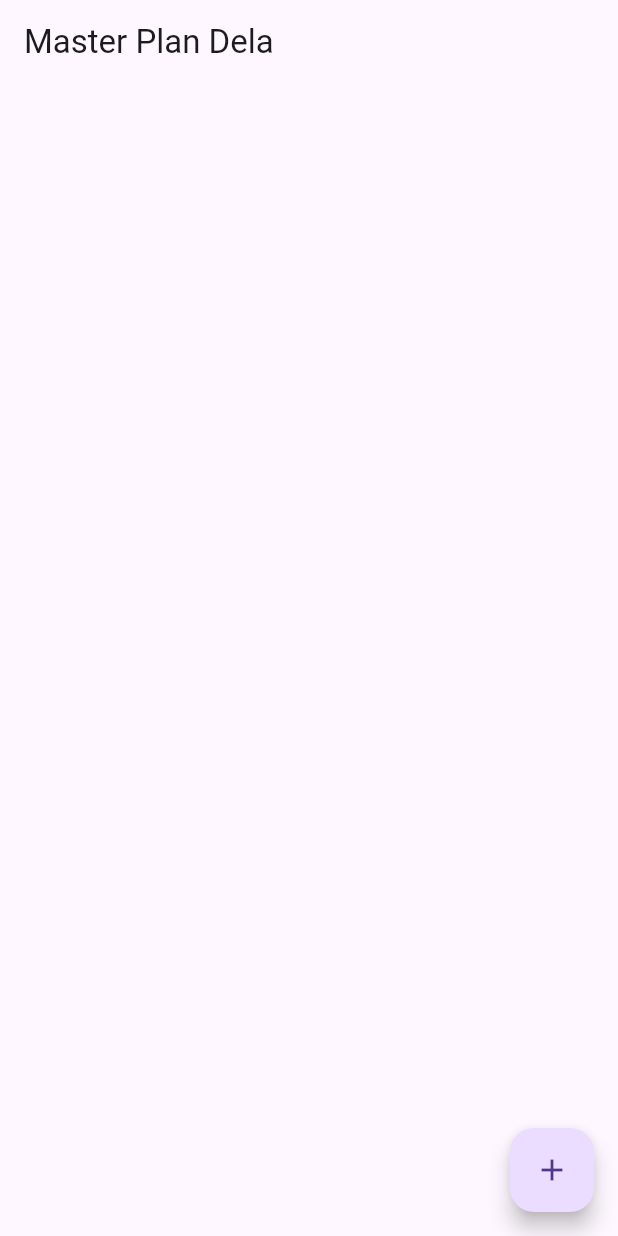
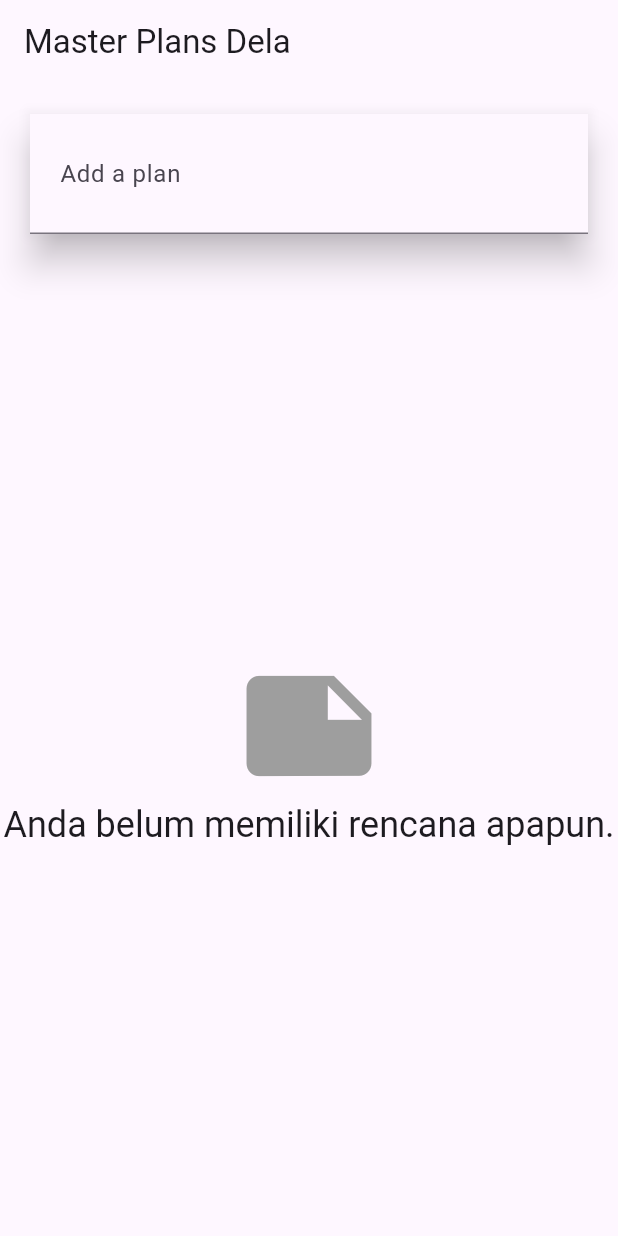
Before and after one commit to delafarahita/mobile-prog, a Flutter app: the screen it shows after launch, on a phone screen of 412 x 824 dp. Run offline on Flutter 3.47's test engine with Material 3 defaults, Android fonts, the phone set to English and light mode, and no system bars.

Commit message:
pertemuan10

```diff
--- a/pertemuan10/master_plan/lib/main.dart
+++ b/pertemuan10/master_plan/lib/main.dart
@@ -1,16 +1,22 @@
 import 'package:flutter/material.dart';
-import './views/plan_screen.dart';
+import 'provider/plan_provider.dart';
+import 'views/plan_creator_screen.dart';
 
-void main() => runApp(MasterPlanApp());
+void main() {
+  runApp(MyApp());
+}
 
-class MasterPlanApp extends StatelessWidget {
-  const MasterPlanApp({super.key});
-
+class MyApp extends StatelessWidget {
   @override
   Widget build(BuildContext context) {
-    return MaterialApp(
-     theme: ThemeData(primarySwatch: Colors.purple),
-     home: PlanScreen(),
+    return PlanProvider(
+      child: MaterialApp(
+        title: 'Master Plan App',
+        theme: ThemeData(
+          primarySwatch: Colors.purple,
+        ),
+        home: PlanCreatorScreen(),
+      ),
     );
   }
 }
--- a/pertemuan10/master_plan/lib/models/plan.dart
+++ b/pertemuan10/master_plan/lib/models/plan.dart
@@ -1,8 +1,15 @@
-import './task.dart';
+import 'package:master_plan/models/task.dart';
 
 class Plan {
   final String name;
   final List<Task> tasks;
 
   const Plan({this.name = '', this.tasks = const []});
+
+  int get completedCount => tasks
+    .where((task) => task.complete)
+    .length;
+
+  String get completenessMessage =>
+    '$completedCount out of ${tasks.length} tasks';
 }
--- /dev/null
+++ b/pertemuan10/master_plan/lib/provider/plan_provider.dart
@@ -0,0 +1,20 @@
+import 'package:flutter/material.dart';
+import '../models/data_layer.dart'; // Pastikan path model benar
+
+class PlanProvider extends InheritedWidget {
+  final ValueNotifier<List<Plan>> notifier = ValueNotifier<List<Plan>>([]);
+
+  PlanProvider({super.key, required super.child});
+
+  static ValueNotifier<List<Plan>> of(BuildContext context) {
+    final PlanProvider? result =
+        context.dependOnInheritedWidgetOfExactType<PlanProvider>();
+    assert(result != null, 'No PlanProvider found in context');
+    return result!.notifier;
+  }
+
+  @override
+  bool updateShouldNotify(covariant InheritedWidget oldWidget) {
+    return true;
+  }
+}
--- /dev/null
+++ b/pertemuan10/master_plan/lib/views/plan_creator_screen.dart
@@ -0,0 +1,108 @@
+import 'package:flutter/material.dart';
+import '../models/data_layer.dart';
+import '../provider/plan_provider.dart';
+import 'plan_screen.dart';
+
+class PlanCreatorScreen extends StatefulWidget {
+  const PlanCreatorScreen({super.key});
+
+  @override
+  _PlanCreatorScreenState createState() => _PlanCreatorScreenState();
+}
+
+class _PlanCreatorScreenState extends State<PlanCreatorScreen> {
+  // Langkah 10: Deklarasi TextEditingController untuk inputan plan baru
+  final textController = TextEditingController();
+
+  @override
+  void dispose() {
+    // Langkah 10: Dispose TextEditingController ketika widget unmounted
+    textController.dispose();
+    super.dispose();
+  }
+
+  @override
+  Widget build(BuildContext context) {
+    // Langkah 11: Scaffold dengan AppBar dan layout untuk menambah dan menampilkan plan
+    return Scaffold(
+      appBar: AppBar(title: const Text('Master Plans Dela')),
+      body: Column(
+        children: [
+          _buildListCreator(), // Menambahkan form untuk menambah plan baru
+          Expanded(child: _buildMasterPlans()) // Menampilkan daftar plan yang ada
+        ],
+      ),
+    );
+  }
+
+  // Langkah 12: Widget untuk menambahkan plan baru
+  Widget _buildListCreator() {
+    return Padding(
+      padding: const EdgeInsets.all(20.0),
+      child: Material(
+        color: Theme.of(context).cardColor,
+        elevation: 10,
+        child: TextField(
+          controller: textController,
+          decoration: const InputDecoration(
+            labelText: 'Add a plan',
+            contentPadding: EdgeInsets.all(20),
+          ),
+          onEditingComplete: addPlan, // Menambah plan ketika selesai mengetik
+        ),
+      ),
+    );
+  }
+
+  // Langkah 13: Method untuk menambah plan baru
+  void addPlan() {
+    final text = textController.text;
+    if (text.isEmpty) {
+      return;
+    }
+    final plan = Plan(name: text, tasks: []);
+    ValueNotifier<List<Plan>> planNotifier = PlanProvider.of(context);
+    planNotifier.value = List<Plan>.from(planNotifier.value)..add(plan);
+    textController.clear(); // Mengosongkan input field
+    FocusScope.of(context).requestFocus(FocusNode()); // Menyembunyikan keyboard
+    setState(() {}); // Memperbarui tampilan
+  }
+
+  // Langkah 14: Widget untuk menampilkan daftar plan yang ada
+  Widget _buildMasterPlans() {
+    ValueNotifier<List<Plan>> planNotifier = PlanProvider.of(context);
+    List<Plan> plans = planNotifier.value;
+
+    if (plans.isEmpty) {
+      // Menampilkan pesan jika tidak ada plan
+      return Column(
+        mainAxisAlignment: MainAxisAlignment.center,
+        children: <Widget>[
+          const Icon(Icons.note, size: 100, color: Colors.grey),
+          Text(
+            'Anda belum memiliki rencana apapun.',
+            style: Theme.of(context).textTheme.headlineSmall,
+          ),
+        ],
+      );
+    }
+    // Menampilkan daftar plan yang sudah ada
+    return ListView.builder(
+      itemCount: plans.length,
+      itemBuilder: (context, index) {
+        final plan = plans[index];
+        return ListTile(
+          title: Text(plan.name),
+          subtitle: Text(plan.completenessMessage),
+          onTap: () {
+            Navigator.of(context).push(
+              MaterialPageRoute(
+                builder: (_) => PlanScreen(plan: plan), // Menavigasi ke PlanScreen
+              ),
+            );
+          },
+        );
+      },
+    );
+  }
+}
--- a/pertemuan10/master_plan/lib/views/plan_screen.dart
+++ b/pertemuan10/master_plan/lib/views/plan_screen.dart
@@ -1,115 +1,147 @@
-import '../models/data_layer.dart';
 import 'package:flutter/material.dart';
+import '../models/data_layer.dart'; // Pastikan path model benar
+import '../provider/plan_provider.dart';
 
-class PlanScreen extends StatefulWidget {
-  const PlanScreen({super.key});
-
-  @override
-  State createState() => _PlanScreenState();
-}
-
-class _PlanScreenState extends State<PlanScreen> {
-  Plan plan = const Plan();
+class PlanScreen extends StatelessWidget {
+  final Plan plan;
+  const PlanScreen({super.key, required this.plan});
 
   @override
   Widget build(BuildContext context) {
+    // Mendapatkan ValueNotifier<List<Plan>> untuk mendengarkan perubahan list plan
+    ValueNotifier<List<Plan>> plansNotifier = PlanProvider.of(context);
+
     return Scaffold(
-      appBar: AppBar(title: const Text('Master Plan Dela')),
-      body: _buildList(),
-      floatingActionButton: _buildAddTaskButton(),
+      appBar: AppBar(title: Text(plan.name)),
+      body: ValueListenableBuilder<List<Plan>>(
+        valueListenable: plansNotifier,
+        builder: (context, plans, child) {
+          if (plans.isEmpty) {
+            return Center(child: Text('No plans available.'));
+          }
+
+          // Mencari plan yang sesuai berdasarkan nama plan
+          Plan currentPlan = plans.firstWhere(
+            (p) => p.name == plan.name,
+            orElse: () => Plan(
+                name: 'Plan Not Found',
+                tasks: []), // Menghindari kesalahan jika plan tidak ditemukan
+          );
+
+          return Column(
+            children: [
+              Expanded(
+                  child: _buildList(currentPlan)), // Menampilkan daftar task
+              SafeArea(
+                  child: Text(currentPlan
+                      .completenessMessage)), // Menampilkan pesan kesempurnaan
+            ],
+          );
+        },
+      ),
+      floatingActionButton:
+          _buildAddTaskButton(context), // Tombol untuk menambah task
     );
   }
 
-  // Langkah 7: Buat Method _buildAddTaskButton()
-  Widget _buildAddTaskButton() {
+  Widget _buildList(Plan plan) {
+    // Pastikan bahwa tasks tidak kosong sebelum menampilkan
+    if (plan.tasks.isEmpty) {
+      return Center(child: Text('No tasks available.'));
+    }
+
+    return ListView.builder(
+      itemCount: plan.tasks.length,
+      itemBuilder: (context, index) =>
+          _buildTaskTile(plan.tasks[index], index, context),
+    );
+  }
+
+  // Menambahkan task baru ke dalam plan
+  Widget _buildAddTaskButton(BuildContext context) {
+    ValueNotifier<List<Plan>> planNotifier = PlanProvider.of(context);
     return FloatingActionButton(
       child: const Icon(Icons.add),
       onPressed: () {
-        setState(() {
-          plan = Plan(
-            name: plan.name,
-            tasks: List<Task>.from(plan.tasks)..add(const Task()),
+        Plan currentPlan = plan;
+        // Mencari index plan yang sesuai
+        int planIndex =
+            planNotifier.value.indexWhere((p) => p.name == currentPlan.name);
+
+        if (planIndex == -1) {
+          return; // Jika plan tidak ditemukan, tidak lakukan apapun
+        }
+
+        List<Task> updatedTasks = List<Task>.from(currentPlan.tasks)
+          ..add(Task(description: 'New Task', complete: false)); // Tambah task baru dengan deskripsi default
+        planNotifier.value = List<Plan>.from(planNotifier.value)
+          ..[planIndex] = Plan(
+            name: currentPlan.name,
+            tasks: updatedTasks,
           );
-        });
       },
     );
   }
 
-  // Langkah 8: Buat Widget _buildList()
-  // Widget _buildList() {
-  //   return ListView.builder(
-  //     itemCount: plan.tasks.length,
-  //     itemBuilder: (context, index) =>
-  //         _buildTaskTile(plan.tasks[index], index),
-  //   );
-  // }
+  // Membuat tile untuk menampilkan dan mengedit task
+  Widget _buildTaskTile(Task task, int index, BuildContext context) {
+    ValueNotifier<List<Plan>> planNotifier = PlanProvider.of(context);
 
-  // Langkah 9: Buat Widget _buildTaskTile
-  Widget _buildTaskTile(Task task, int index) {
     return ListTile(
       leading: Checkbox(
         value: task.complete,
         onChanged: (selected) {
-          setState(() {
-            plan = Plan(
-              name: plan.name,
-              tasks: List<Task>.from(plan.tasks)
-                ..[index] = Task(
-                  description: task.description,
-                  complete: selected ?? false,
-                ),
+          Plan currentPlan = plan;
+          // Menemukan index plan yang sesuai dan memperbarui status task
+          int planIndex =
+              planNotifier.value.indexWhere((p) => p.name == currentPlan.name);
+
+          if (planIndex == -1 || index >= currentPlan.tasks.length) {
+            return; // Jika plan atau task tidak ditemukan, tidak lakukan apapun
+          }
+
+          // Memperbarui status checkbox untuk task yang dipilih
+          List<Task> updatedTasks = List<Task>.from(currentPlan.tasks);
+          updatedTasks[index] = Task(
+            description: task.description,
+            complete: selected ?? false,
+          );
+
+          // Memperbarui task dalam plan
+          planNotifier.value = List<Plan>.from(planNotifier.value)
+            ..[planIndex] = Plan(
+              name: currentPlan.name,
+              tasks: updatedTasks,
             );
-          });
         },
       ),
       title: TextFormField(
         initialValue: task.description,
         onChanged: (text) {
-          setState(() {
-            plan = Plan(
-              name: plan.name,
-              tasks: List<Task>.from(plan.tasks)
-                ..[index] = Task(
-                  description: text,
-                  complete: task.complete,
-                ),
+          Plan currentPlan = plan;
+          // Menemukan index plan yang sesuai dan memperbarui deskripsi task
+          int planIndex =
+              planNotifier.value.indexWhere((p) => p.name == currentPlan.name);
+
+          if (planIndex == -1 || index >= currentPlan.tasks.length) {
+            return; // Jika plan atau task tidak ditemukan, tidak lakukan apapun
+          }
+
+          // Memperbarui deskripsi task
+          List<Task> updatedTasks = List<Task>.from(currentPlan.tasks);
+          updatedTasks[index] = Task(
+            description: text,
+            complete: task.complete,
+          );
+
+          // Memperbarui task dalam plan
+          planNotifier.value = List<Plan>.from(planNotifier.value)
+            ..[planIndex] = Plan(
+              name: currentPlan.name,
+              tasks: updatedTasks,
             );
-          });
         },
       ),
     );
   }
-
-  // Langkah 10: Tambah Scroll Controller
-  late ScrollController scrollController;
-
-  // Langkah 11: Tambah Scroll Listener
-  @override
-  void initState() {
-    super.initState();
-    scrollController = ScrollController()
-      ..addListener(() {
-        FocusScope.of(context).requestFocus(FocusNode());
-      });
-  }
-
-  // Langkah 12: Tambah Controller dan Keyboard Behavior
-  Widget _buildList() {
-    return ListView.builder(
-      controller: scrollController,
-      keyboardDismissBehavior: Theme.of(context).platform == TargetPlatform.iOS
-          ? ScrollViewKeyboardDismissBehavior.onDrag
-          : ScrollViewKeyboardDismissBehavior.manual,
-      itemCount: plan.tasks.length,
-      itemBuilder: (context, index) =>
-          _buildTaskTile(plan.tasks[index], index),
-    );
-  }
-
-  // Langkah 13: Tambah Method dispose()
-  @override
-  void dispose() {
-    scrollController.dispose();
-    super.dispose();
-  }
- }
+}
```
Also changed, not shown: pertemuan10/master_plan/images/TugasPrak2.gif (added), pertemuan10/master_plan/images/TugasPrak3.gif (added), pertemuan10/master_plan/pubspec.lock, 1 other file.
